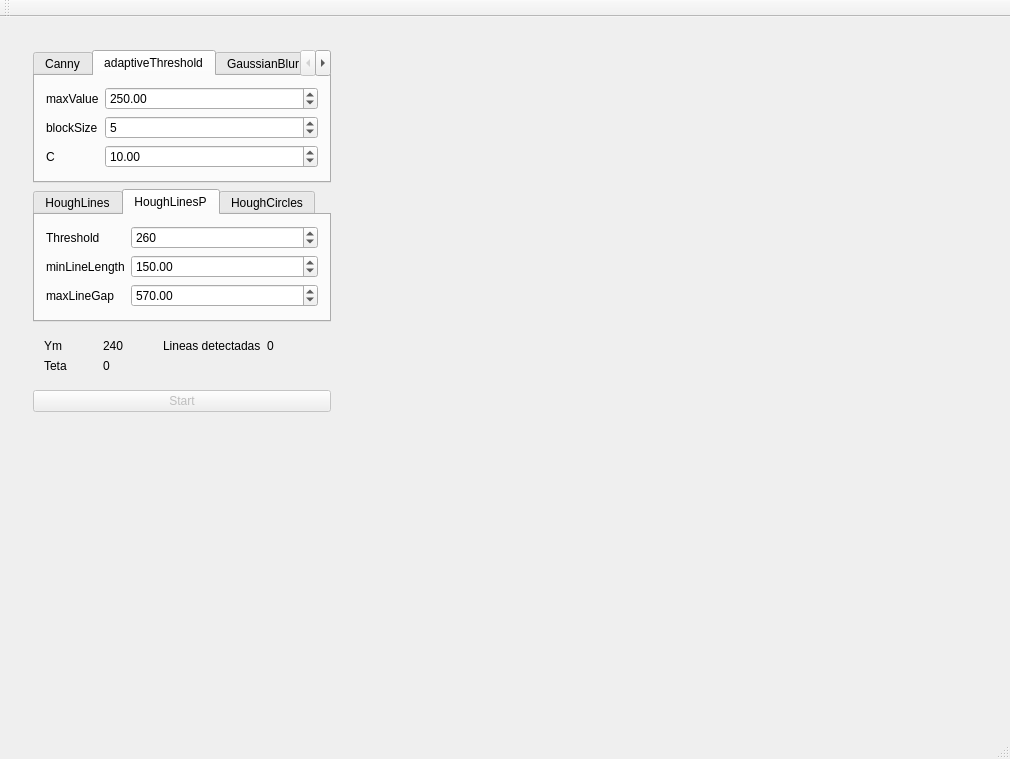
The window that mainwindow.ui (lcasassa/kinect_example) describes before a commit, drawn with Qt 5.
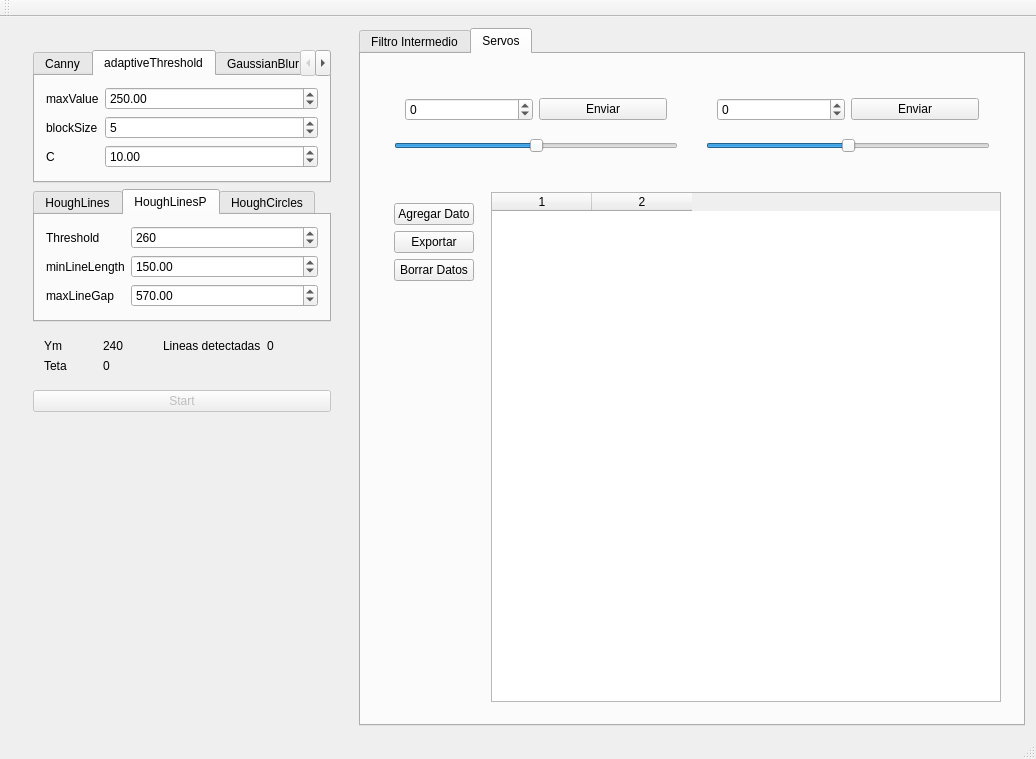
The same window after the commit. Custom widgets are drawn as their Qt base class.

Commit message: preparando segunda ventana para manejar servos y guardar los datos

```diff
--- a/mainwindow.ui
+++ b/mainwindow.ui
@@ -364,20 +364,186 @@
      </widget>
     </item>
     <item>
-     <widget class="Pintor" name="widget" native="true">
-      <property name="minimumSize">
-       <size>
-        <width>640</width>
-        <height>480</height>
-       </size>
+     <widget class="QTabWidget" name="tabWidget_3">
+      <property name="currentIndex">
+       <number>1</number>
       </property>
-      <property name="maximumSize">
-       <size>
-        <width>640</width>
-        <height>480</height>
-       </size>
-      </property>
-      <layout class="QGridLayout" name="gridLayout"/>
+      <widget class="QWidget" name="tab_8">
+       <attribute name="title">
+        <string>Filtro Intermedio</string>
+       </attribute>
+       <layout class="QVBoxLayout" name="verticalLayout_3">
+        <item>
+         <widget class="Pintor" name="widget" native="true">
+          <property name="minimumSize">
+           <size>
+            <width>640</width>
+            <height>480</height>
+           </size>
+          </property>
+          <property name="maximumSize">
+           <size>
+            <width>640</width>
+            <height>480</height>
+           </size>
+          </property>
+          <layout class="QGridLayout" name="gridLayout"/>
+         </widget>
+        </item>
+       </layout>
+      </widget>
+      <widget class="QWidget" name="tab_9">
+       <attribute name="title">
+        <string>Servos</string>
+       </attribute>
+       <layout class="QVBoxLayout" name="verticalLayout_7">
+        <item>
+         <widget class="QWidget" name="widget_9" native="true">
+          <layout class="QHBoxLayout" name="horizontalLayout_4">
+           <item>
+            <widget class="QWidget" name="widget_5" native="true">
+             <layout class="QVBoxLayout" name="verticalLayout_4">
+              <item>
+               <widget class="QWidget" name="widget_6" native="true">
+                <layout class="QHBoxLayout" name="horizontalLayout_2">
+                 <item>
+                  <widget class="QSpinBox" name="spinBox_servo_x">
+                   <property name="minimum">
+                    <number>-1000</number>
+                   </property>
+                   <property name="maximum">
+                    <number>1000</number>
+                   </property>
+                  </widget>
+                 </item>
+                 <item>
+                  <widget class="QPushButton" name="pushButton_servo_x">
+                   <property name="text">
+                    <string>Enviar</string>
+                   </property>
+                  </widget>
+                 </item>
+                </layout>
+               </widget>
+              </item>
+              <item>
+               <widget class="QSlider" name="horizontalSlider_servo_x">
+                <property name="minimum">
+                 <number>-1000</number>
+                </property>
+                <property name="maximum">
+                 <number>1000</number>
+                </property>
+                <property name="orientation">
+                 <enum>Qt::Horizontal</enum>
+                </property>
+               </widget>
+              </item>
+             </layout>
+            </widget>
+           </item>
+           <item>
+            <widget class="QWidget" name="widget_7" native="true">
+             <layout class="QVBoxLayout" name="verticalLayout_5">
+              <item>
+               <widget class="QWidget" name="widget_8" native="true">
+                <layout class="QHBoxLayout" name="horizontalLayout_3">
+                 <item>
+                  <widget class="QSpinBox" name="spinBox_servo_y">
+                   <property name="minimum">
+                    <number>-1000</number>
+                   </property>
+                   <property name="maximum">
+                    <number>1000</number>
+                   </property>
+                  </widget>
+                 </item>
+                 <item>
+                  <widget class="QPushButton" name="pushButton_servo_y">
+                   <property name="text">
+                    <string>Enviar</string>
+                   </property>
+                  </widget>
+                 </item>
+                </layout>
+               </widget>
+              </item>
+              <item>
+               <widget class="QSlider" name="horizontalSlider_servo_y">
+                <property name="minimum">
+                 <number>-1000</number>
+                </property>
+                <property name="maximum">
+                 <number>1000</number>
+                </property>
+                <property name="orientation">
+                 <enum>Qt::Horizontal</enum>
+                </property>
+               </widget>
+              </item>
+             </layout>
+            </widget>
+           </item>
+          </layout>
+         </widget>
+        </item>
+        <item>
+         <widget class="QWidget" name="widget_11" native="true">
+          <layout class="QHBoxLayout" name="horizontalLayout_5">
+           <item>
+            <widget class="QWidget" name="widget_10" native="true">
+             <layout class="QVBoxLayout" name="verticalLayout_6">
+              <item>
+               <widget class="QPushButton" name="pushButton_2">
+                <property name="text">
+                 <string>Agregar Dato</string>
+                </property>
+               </widget>
+              </item>
+              <item>
+               <widget class="QPushButton" name="pushButton_3">
+                <property name="text">
+                 <string>Exportar</string>
+                </property>
+               </widget>
+              </item>
+              <item>
+               <widget class="QPushButton" name="pushButton_4">
+                <property name="text">
+                 <string>Borrar Datos</string>
+                </property>
+               </widget>
+              </item>
+              <item>
+               <spacer name="verticalSpacer_2">
+                <property name="orientation">
+                 <enum>Qt::Vertical</enum>
+                </property>
+                <property name="sizeHint" stdset="0">
+                 <size>
+                  <width>20</width>
+                  <height>40</height>
+                 </size>
+                </property>
+               </spacer>
+              </item>
+             </layout>
+            </widget>
+           </item>
+           <item>
+            <widget class="QTableWidget" name="tableWidget">
+             <property name="columnCount">
+              <number>2</number>
+             </property>
+             <column/>
+             <column/>
+            </widget>
+           </item>
+          </layout>
+         </widget>
+        </item>
+       </layout>
+      </widget>
      </widget>
     </item>
    </layout>
```
Left out of the diff: 67 changed lines with no effect on the pictures. The commit also changes 5 other files.
